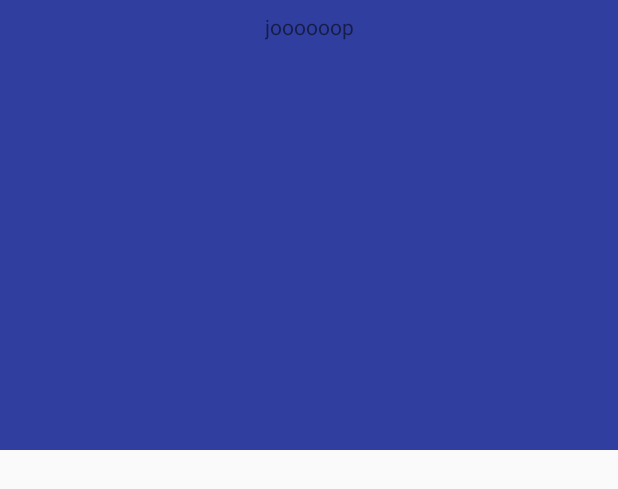
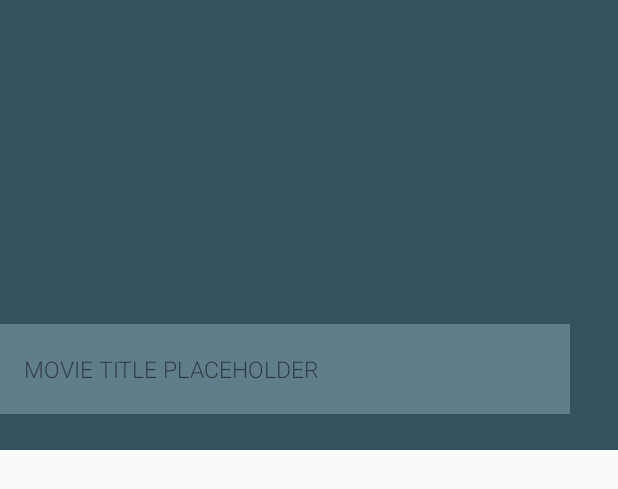
Before and after one commit to ASheler/Flicks, an Android app: the layout movie_tile.xml on its own in the app's theme, with its tools: preview values and no code run, on a phone screen of 412 x 824 dp. Shown: the top 489 px of the screen. Run offline under Robolectric (Android 15) with nearby library versions, the phone set to English and light mode, and no system bars.

Commit message:
Polish MainActivity Design

```diff
--- a/app/src/main/java/com/glaserproject/flicks/DetailActivity.java
+++ b/app/src/main/java/com/glaserproject/flicks/DetailActivity.java
@@ -14,7 +14,7 @@ public class DetailActivity extends AppCompatActivity {
         super.onCreate(savedInstanceState);
         setContentView(R.layout.activity_detail);
 
-
+        //get intent that lead to this Activity
         Intent intent = getIntent();
         int movieID = intent.getExtras().getInt(ConstantsClass.MOVIE_ID_INTENT_EXTRA_KEY, 0);
 
--- a/app/src/main/res/layout/movie_tile.xml
+++ b/app/src/main/res/layout/movie_tile.xml
@@ -19,15 +19,32 @@
         android:scaleType="centerCrop"
         />
 
+    <View
+        android:id="@+id/view"
+        android:layout_width="match_parent"
+        android:layout_height="60dp"
+        android:layout_marginBottom="24dp"
+        android:layout_marginEnd="32dp"
+        android:background="@color/colorPrimary"
+        app:layout_constraintBottom_toBottomOf="parent"
+        app:layout_constraintEnd_toEndOf="parent"
+        app:layout_constraintStart_toStartOf="parent" />
+
     <TextView
-    android:id="@+id/text1"
-    android:layout_width="wrap_content"
-    android:layout_height="wrap_content"
-    android:layout_marginEnd="8dp"
-    android:layout_marginStart="8dp"
-    android:layout_marginTop="8dp"
-    app:layout_constraintEnd_toEndOf="parent"
-    app:layout_constraintStart_toStartOf="parent"
-    app:layout_constraintTop_toTopOf="parent"
-    tools:text="joooooop" />
+        android:id="@+id/text1"
+        android:layout_width="0dp"
+        android:layout_height="wrap_content"
+        android:layout_marginBottom="8dp"
+        android:layout_marginEnd="8dp"
+        android:layout_marginStart="16dp"
+        android:layout_marginTop="8dp"
+        android:textAllCaps="true"
+        android:textSize="15sp"
+        android:fontFamily="sans-serif-light"
+
+        app:layout_constraintBottom_toBottomOf="@+id/view"
+        app:layout_constraintEnd_toEndOf="@+id/view"
+        app:layout_constraintStart_toStartOf="parent"
+        app:layout_constraintTop_toTopOf="@+id/view"
+        tools:text="Movie Title Placeholder" />
 </android.support.constraint.ConstraintLayout>
--- a/app/src/main/res/values/colors.xml
+++ b/app/src/main/res/values/colors.xml
@@ -1,6 +1,7 @@
 <?xml version="1.0" encoding="utf-8"?>
 <resources>
-    <color name="colorPrimary">#3F51B5</color>
-    <color name="colorPrimaryDark">#303F9F</color>
-    <color name="colorAccent">#FF4081</color>
+    <color name="colorPrimary">#607D8B</color>
+    <color name="colorPrimaryDark">#34515e</color>
+    <color name="colorAccent">#2196f3</color>
+    <color name="colorPrimaryTransparen90">#E6607D8B</color>
 </resources>
```
Also changed, not shown: app/src/main/java/com/glaserproject/flicks/Utils/MovieDbUtils.java (+20 -2 lines).
